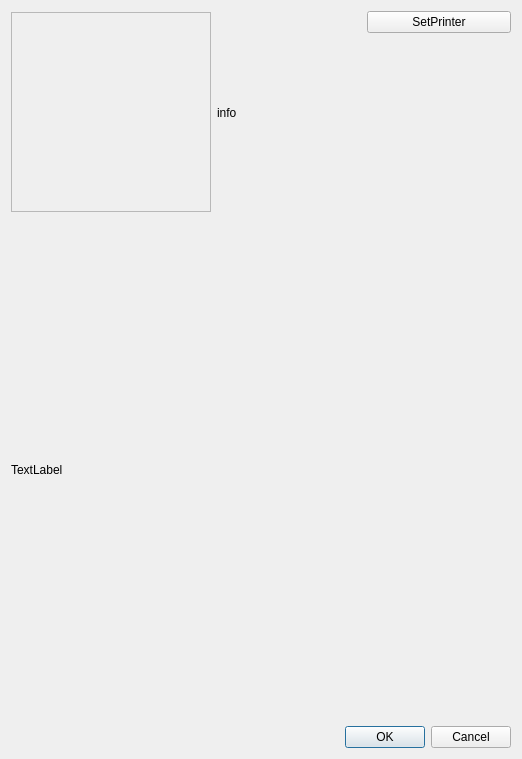
Qt form src/qmapshack/print/ITrkPrintDialog.ui (kkarsten62/qmapshack) before a commit.
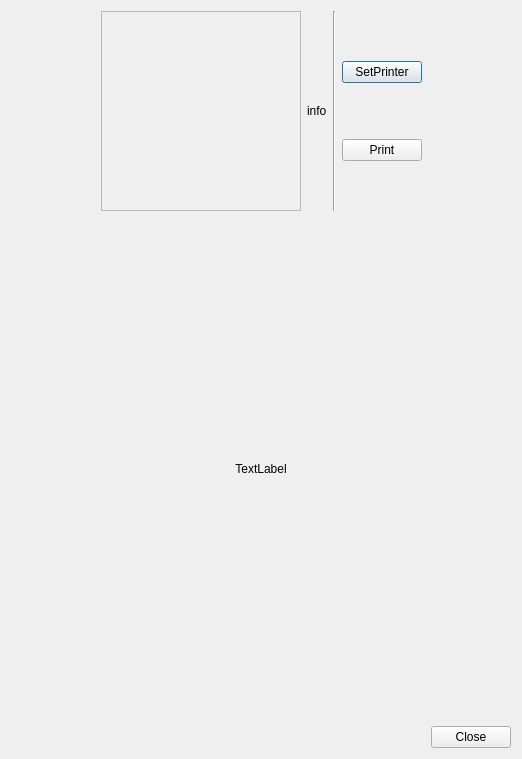
The same form after that commit.

Commit message: Algo completed. * GUI canvas and QImage implemented * Printer option to be done

The edit to the form file:
```diff
--- a/src/qmapshack/print/ITrkPrintDialog.ui
+++ b/src/qmapshack/print/ITrkPrintDialog.ui
@@ -18,6 +18,22 @@
     <layout class="QVBoxLayout" name="verticalLayout_2">
      <item>
       <layout class="QHBoxLayout" name="horizontalLayout">
+       <property name="sizeConstraint">
+        <enum>QLayout::SetDefaultConstraint</enum>
+       </property>
+       <item>
+        <spacer name="horizontalSpacer_2">
+         <property name="orientation">
+          <enum>Qt::Horizontal</enum>
+         </property>
+         <property name="sizeHint" stdset="0">
+          <size>
+           <width>40</width>
+           <height>20</height>
+          </size>
+         </property>
+        </spacer>
+       </item>
        <item>
         <widget class="QFrame" name="frameCanvas">
          <property name="minimumSize">
@@ -45,6 +61,16 @@
          <property name="text">
           <string>info</string>
          </property>
+         <property name="textFormat">
+          <enum>Qt::RichText</enum>
+         </property>
+        </widget>
+       </item>
+       <item>
+        <widget class="Line" name="line">
+         <property name="orientation">
+          <enum>Qt::Vertical</enum>
+         </property>
         </widget>
        </item>
        <item>
@@ -57,39 +83,49 @@
           </widget>
          </item>
          <item>
-          <spacer name="verticalSpacer">
-           <property name="orientation">
-            <enum>Qt::Vertical</enum>
+          <widget class="QPushButton" name="pushPrint">
+           <property name="text">
+            <string>Print</string>
            </property>
-           <property name="sizeHint" stdset="0">
-            <size>
-             <width>20</width>
-             <height>40</height>
-            </size>
-           </property>
-          </spacer>
+          </widget>
          </item>
         </layout>
        </item>
+       <item>
+        <spacer name="horizontalSpacer">
+         <property name="orientation">
+          <enum>Qt::Horizontal</enum>
+         </property>
+         <property name="sizeHint" stdset="0">
+          <size>
+           <width>40</width>
+           <height>20</height>
+          </size>
+         </property>
+        </spacer>
+       </item>
       </layout>
      </item>
      <item>
-      <widget class="QLabel" name="label">
+      <widget class="QLabel" name="labelPlotTrack">
+       <property name="sizePolicy">
+        <sizepolicy hsizetype="Preferred" vsizetype="Preferred">
+         <horstretch>0</horstretch>
+         <verstretch>1</verstretch>
+        </sizepolicy>
+       </property>
        <property name="minimumSize">
         <size>
          <width>500</width>
          <height>500</height>
         </size>
        </property>
-       <property name="maximumSize">
-        <size>
-         <width>500</width>
-         <height>500</height>
-        </size>
-       </property>
        <property name="text">
         <string>TextLabel</string>
        </property>
+       <property name="alignment">
+        <set>Qt::AlignCenter</set>
+       </property>
       </widget>
      </item>
     </layout>
@@ -103,7 +139,7 @@
       </sizepolicy>
      </property>
      <property name="standardButtons">
-      <set>QDialogButtonBox::Cancel|QDialogButtonBox::Ok</set>
+      <set>QDialogButtonBox::Close</set>
      </property>
      <property name="centerButtons">
       <bool>false</bool>
```
Left out of the diff: 18 changed lines with no effect on the pictures. The commit also changes 3 other files.
